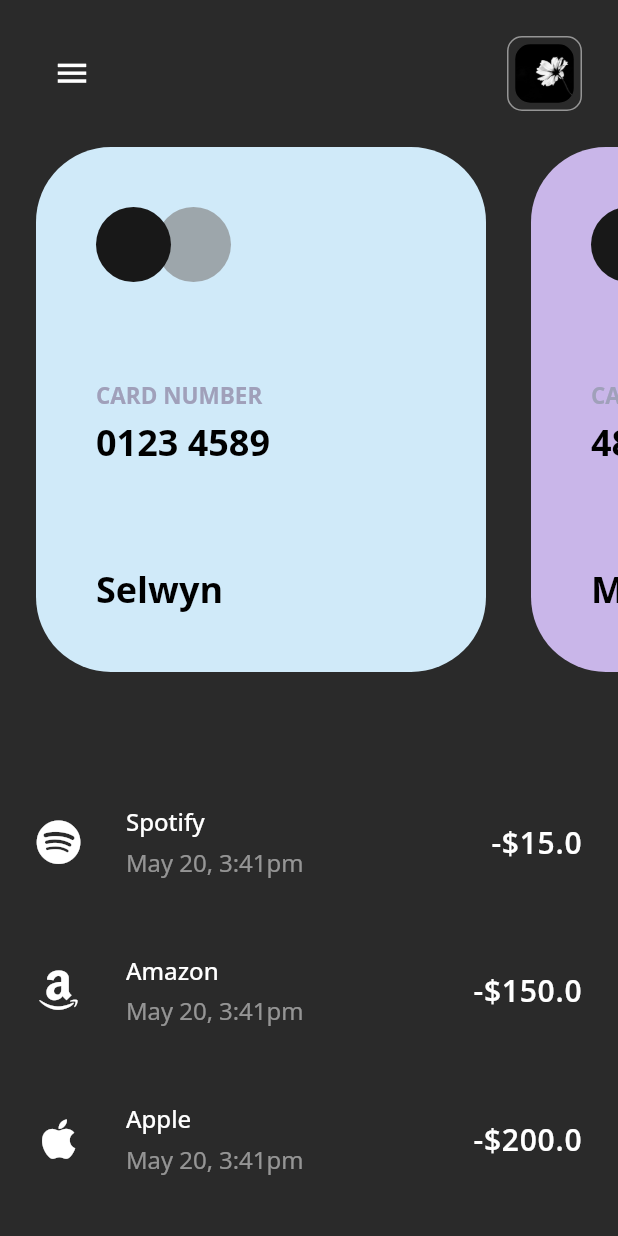
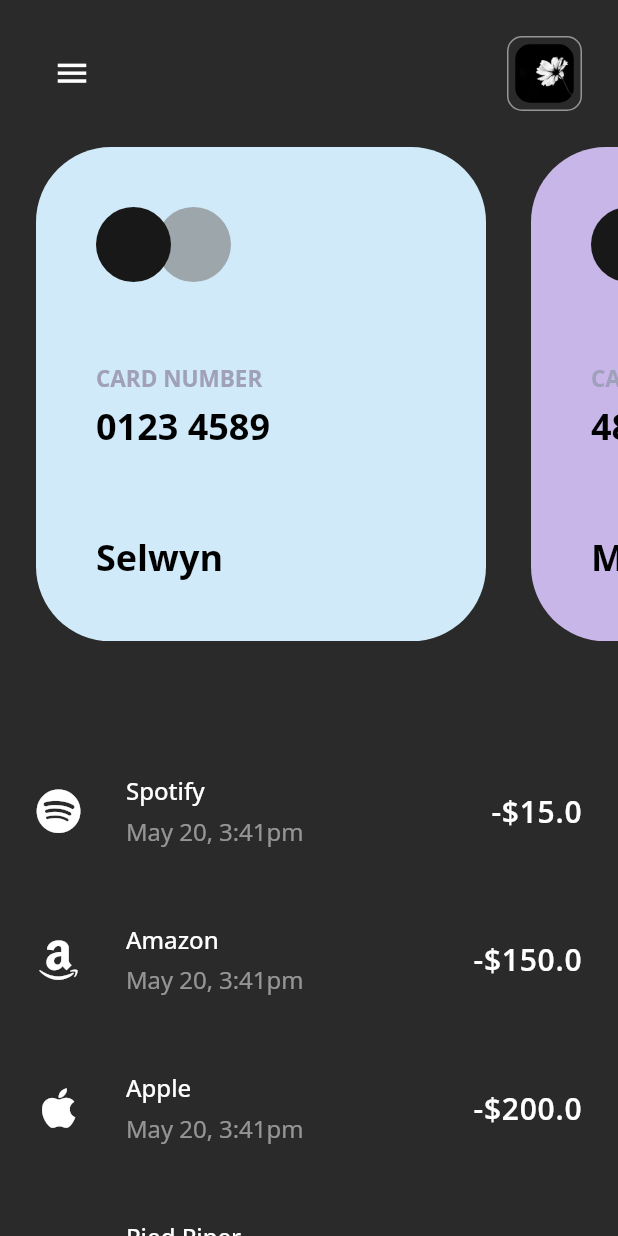
Before and after one commit to Shamsudeen12/finance-app, a Flutter app: the screen it shows after launch, on a phone screen of 412 x 824 dp. Run offline on Flutter 3.47's test engine with Material 2 defaults, Android fonts, the phone set to English and light mode, and no system bars; our stand-ins replace font_awesome_flutter, google_fonts.

Commit message:
Fixed issues with home screen listview and made Credit card responsive

```diff
--- a/lib/UI/home/components/credit_card.dart
+++ b/lib/UI/home/components/credit_card.dart
@@ -1,3 +1,4 @@
+import 'package:finance/utils/siize_config.dart';
 import 'package:finance/utils/utils.dart';
 import 'package:flutter/material.dart';
 
@@ -10,6 +11,7 @@ class CreditCard extends StatelessWidget {
 
   @override
   Widget build(BuildContext context) {
+    SizeConfig().init(context);
     return Container(
       width: 300,
       padding: const EdgeInsets.all(40),
@@ -19,10 +21,11 @@ class CreditCard extends StatelessWidget {
       ),
       child: Column(
         crossAxisAlignment: CrossAxisAlignment.start,
+        mainAxisAlignment: MainAxisAlignment.spaceBetween,
         children: [
           SizedBox(
             width: 100,
-            height: 50,
+            // height: 50,
             child: Stack(
               children: [
                 Positioned(
@@ -47,7 +50,7 @@ class CreditCard extends StatelessWidget {
               ],
             ),
           ),
-          verticalHeight65,
+          // SizedBox(height: SizeConfig.blockSizeVertical * 5),
           Column(
             crossAxisAlignment: CrossAxisAlignment.start,
             children: [
@@ -62,7 +65,7 @@ class CreditCard extends StatelessWidget {
               ),
             ],
           ),
-          verticalHeight65,
+          // SizedBox(height: SizeConfig.blockSizeVertical * 5),
           Text(
             cardModel.name,
             style: Theme.of(context).textTheme.headline3,
--- a/lib/UI/home/components/credit_card_list_view.dart
+++ b/lib/UI/home/components/credit_card_list_view.dart
@@ -1,3 +1,4 @@
+import 'package:finance/utils/siize_config.dart';
 import 'package:flutter/material.dart';
 
 import 'home_components.dart';
@@ -7,13 +8,15 @@ class CreditCardsListView extends StatelessWidget {
 
   @override
   Widget build(BuildContext context) {
+    SizeConfig().init(context);
+
     return Container(
       padding: const EdgeInsets.only(left: 24),
-      height: 350,
+      height: SizeConfig.blockSizeVertical * 40,
       child: ListView.separated(
         primary: false,
         scrollDirection: Axis.horizontal,
-        shrinkWrap: true,
+        // shrinkWrap: true,
         physics: const ClampingScrollPhysics(),
         itemCount: creditCards.length,
         separatorBuilder: (context, index) => const SizedBox(width: 30),
--- a/lib/UI/home/components/transaction_list_view.dart
+++ b/lib/UI/home/components/transaction_list_view.dart
@@ -9,11 +9,11 @@ class TransactionsListView extends StatelessWidget {
   Widget build(BuildContext context) {
     return Container(
       padding: const EdgeInsets.all(24),
-      height: MediaQuery.of(context).size.height / 2,
       child: ListView.separated(
         primary: false,
+        shrinkWrap: true,
         scrollDirection: Axis.vertical,
-        itemCount: creditCards.length,
+        itemCount: transactions.length,
         separatorBuilder: (context, index) => const SizedBox(height: 50),
         itemBuilder: (context, index) => TransactionCard(
           transactionModel: transactions[index],
--- /dev/null
+++ b/lib/utils/siize_config.dart
@@ -0,0 +1,17 @@
+import 'package:flutter/material.dart';
+
+class SizeConfig {
+  static late MediaQueryData _mediaQueryData;
+  static late double screenWidth;
+  static late double screenHeight;
+  static late double blockSizeHorizontal;
+  static late double blockSizeVertical;
+
+  void init(BuildContext context) {
+    _mediaQueryData = MediaQuery.of(context);
+    screenWidth = _mediaQueryData.size.width;
+    screenHeight = _mediaQueryData.size.height;
+    blockSizeHorizontal = screenWidth / 100;
+    blockSizeVertical = screenHeight / 100;
+  }
+}
```
Also changed, not shown: 6 other files.
